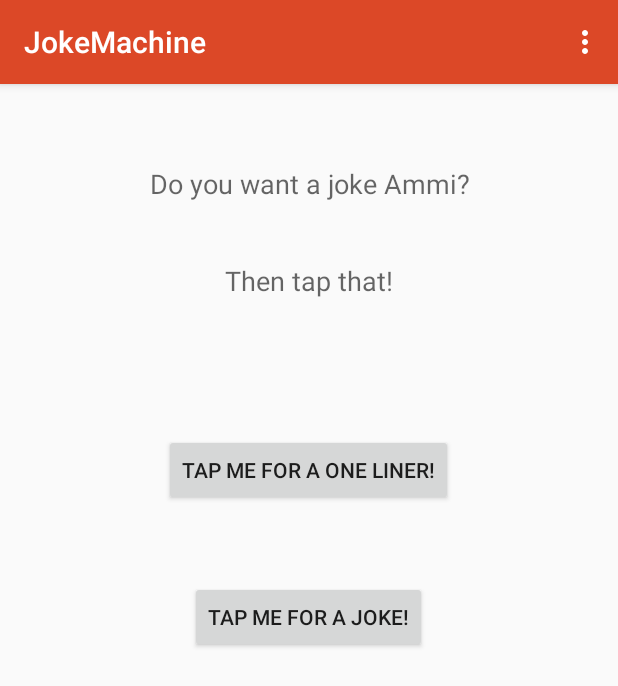
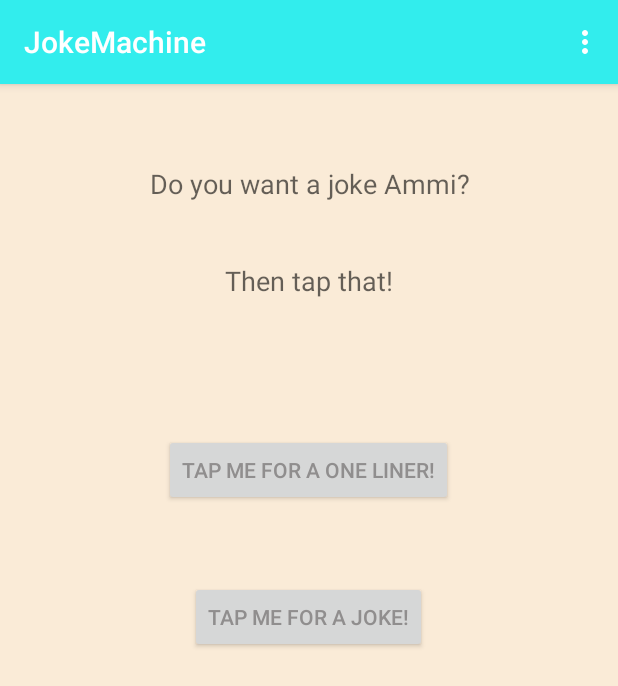
Before and after one commit to prajjwolmondal/JokeMachine, an Android app: the screen it shows after launch (MainActivity), on a phone screen of 412 x 824 dp. Shown: the top 686 px of the screen. Run offline under Robolectric (Android 15) with nearby library versions, the phone set to English and light mode, and no system bars; libraries missing offline, so code that uses them is left out: com.parse; 1 statement that could not run was skipped.

Commit message:
Overhaul of visual design
- Changed visual design of app
- Converted to an "aqua blue" coloured theme
- Changed color of text on buttons
- Changed background color from white to a "creamish white"
to make reading easier
- Added in more compliments
- Cleaned up code

```diff
--- a/app/src/main/java/com/example/prajjwol/jokemachine/MainActivity.java
+++ b/app/src/main/java/com/example/prajjwol/jokemachine/MainActivity.java
@@ -36,29 +36,27 @@ public class MainActivity extends AppCompatActivity {
         setContentView(R.layout.activity_main);
         Toolbar toolbar = (Toolbar) findViewById(R.id.toolbar);
         setSupportActionBar(toolbar);
-
         Parse.initialize(this, "zFInIZhEujXzHdJQJVGLwIuRReS5IQTaVxgEdSnQ", "qtZs3raRUVNjJIGlJq6lS59Q7s3WNvgAkqNfhLSo");
-
-        // LOOK IN activity_main for corresponding code
-//        FloatingActionButton fab = (FloatingActionButton) findViewById(R.id.fab);
-//        fab.setOnClickListener(new View.OnClickListener() {
-//            @Override
-//            public void onClick(View view) {
-//                Snackbar.make(view, "Replace with your own action", Snackbar.LENGTH_LONG)
-//                        .setAction("Action", null).show();
-//            }
-//        });
-        //showNotification(false);
-        //handleNotification();
-        scheduleNotification(getNotification(generateNiceMessage()), getTime());
+        scheduleNotification(getNotification(generateNiceMessage(),"Compliment Time!"), getTime());
     }
 
+//    public void onResume(){
+//        super.onResume(); // Always call the superclass method first
+//        scheduleNotification(getNotification("",welcomeMessage()), 3000);
+//    }
+//
+//    public String welcomeMessage(){
+//        String[] messages = {"Welcome back boss!", "It's good to see you back again!!","I'm here to please you ;-)","Welcome back to the app, Ammi","Thank god it's you, and not Prajjwol.","Hey baby, I'm digging that outfit ;)","You back to push my buttons?"};
+//        int rand = returnRand(messages.length);
+//        return messages[rand];
+//    }
+
     public int getTime(){
-        int[] possibleTimes = {14400000,10800000,7200000,3600000,2700000,1800000};
+        int[] possibleTimes = {14400000,10800000,7200000,3600000,2700000,1800000,900000,300000,60000,30000};
         return possibleTimes[returnRand(possibleTimes.length)];
     }
 
-    private Notification getNotification(String content) {
+    private Notification getNotification(String content,String title) {
 //        Notification.Builder builder = new Notification.Builder(this);
 //        builder.setContentTitle(content);
 //        builder.setSmallIcon(R.drawable.ic_launcher);
@@ -69,15 +67,15 @@ public class MainActivity extends AppCompatActivity {
 //
         Notification.Builder builder =
                 new Notification.Builder(this)
-                        .setContentTitle("Compliment Time!")
+                        .setContentTitle(title)
                         .setContentText(content)
-                        .setSmallIcon(R.drawable.ic_launcher)
+                        .setSmallIcon(R.drawable.notification_icon)
                         .setAutoCancel(true)
                         .setPriority(Notification.PRIORITY_LOW)
                         .setStyle(new Notification.BigTextStyle()
                                 .bigText(content));
 
-        builder.setVibrate(new long[] { 1000, 1000, 1000, 1000, 1000 }).build();
+        builder.setVibrate(new long[] { 1000, 1000 }).build();
         builder.setLights(Color.RED, 2000, 5000);
         return builder.build();
     }
@@ -95,31 +93,11 @@ public class MainActivity extends AppCompatActivity {
     }
 
     public String generateNiceMessage(){
-        String[] messages = {"You're soo fucking beautiful!","You're ammizing!","I Love You Sooooooo Much","Your smile brightens the world", "Is this getting annoying?","Damn girl!! You look stunning!","You smell amaaazing!","If looks could kill, you'd be a mass murderer","<Insert cheesy yet funny comment about how beautiful Ammi looks>","I'm betting that right now I'm thinking about how beautiful you are naked","You in that outfit, is the cure for depression","YOU have the CUTEST smile and laugh :D","Your eyes are BEA-UU-TIFUL. They look like caramel covered candy.","You're such an adorable and cute butt!","You're stunningly sexy as fuck!","Your reporting skills are so rad!","How much are you digging these?","You're one of the most interesting person I've ever known","I love thhudasasodnwsadasqw. Damn, looks like I had an Ammi stroke!"};
+        String[] messages = {"Is eveybody from Kenya as awesome as you??","You're so cute that puppies and kittens send pictures of you to each other.\n","You're soo fucking beautiful!","You're just too insanely loveable!! <3","You are the best kisser in the world!","Hahaha gotcha :P","You're the strongest and kindest woman I know :)","Aaammmmiiiiiiiii","....Error...Can't process...how breathtakingly gorgeous you are...","Your hair makes you so look much more attractive and sexier.","You make that dress look sooo good","Steve Harvey was supposed to say your name, but he fucked up!","I'm positive that the girl who walked past you got jealous of how sexy you look","You're ammizing!","I Love You Sooooooo Much","Your smile brightens the world", "Is this getting annoying?","Damn girl!! You look stunning!","You smell amaaazing!","If looks could kill, you'd be a mass murderer","<Insert cheesy yet funny comment about how beautiful Ammi looks>","I'm betting that right now I'm thinking about how beautiful you are naked","You in that outfit, is the cure for depression","YOU have the CUTEST smile and laugh :D","Your eyes are BEA-UU-TIFUL. They look like caramel covered candy.","You're such an adorable and cute butt!","You're stunningly sexy as fuck!","Your reporting skills are so rad!","How much are you digging these?","You're one of the most interesting person I've ever known","I love thhudasasodnwsadasqw. Damn, looks like I had an Ammi stroke!","BOOOOOOOOOBSS"};
         int len = messages.length;
         int rand = returnRand(len);
         return messages[rand];
     }
-//
-//    public void showNotification(){
-//        Context context = getApplicationContext();
-//        Intent notificationIntent = new Intent(context, MainActivity.class);
-//        PendingIntent contentIntent = PendingIntent.getActivity(context, 0,
-//                notificationIntent, 0);
-//        String message = generateNiceMessage();
-//        Notification notification = new NotificationCompat.Builder(this)
-//                //.setCategory(Notification.CATEGORY_PROMO)
-//                .setContentTitle(message)
-//                .setSmallIcon(R.drawable.ic_launcher)
-//                .setAutoCancel(true)
-//                //.addAction(android.R.drawable.ic_menu_view, "View details", contentIntent)
-//                //.setContentIntent(contentIntent)
-//                .setPriority(Notification.PRIORITY_LOW)
-//                .setVibrate(new long[]{1000, 1000}).build();
-//        NotificationManager notificationManager =
-//                (NotificationManager) getSystemService(NOTIFICATION_SERVICE);
-//        notificationManager.notify(001, notification);
-//    }
 
     @Override
     public boolean onCreateOptionsMenu(Menu menu) {
@@ -160,6 +138,8 @@ public class MainActivity extends AppCompatActivity {
         for (int i=1; i<max; i++) {
             list.add(new Integer(i));
         }
+        // Shuffling it three times. There's no mathematical or logical reason for shuffling it 3 times.
+        Collections.shuffle(list);
         Collections.shuffle(list);
         Collections.shuffle(list);
         return list.get(0);
--- a/app/src/main/res/values/colors.xml
+++ b/app/src/main/res/values/colors.xml
@@ -1,6 +1,8 @@
 <?xml version="1.0" encoding="utf-8"?>
 <resources>
-    <color name="colorPrimary">#dc4827</color>
-    <color name="colorPrimaryDark">#dc4827</color>
-    <color name="colorAccent">#FF4081</color>
+    <color name="colorPrimary">#32EDED</color>
+    <color name="colorPrimaryDark">#00CDCD</color>
+    <color name="colorAccent">#008B8B</color>
+    <color name="windowBackground">#FAEBD7</color>
+    <color name="textColorPrimary">#908e8e</color>
 </resources>
--- a/app/src/main/res/values/styles.xml
+++ b/app/src/main/res/values/styles.xml
@@ -6,6 +6,8 @@
         <item name="colorPrimary">@color/colorPrimary</item>
         <item name="colorPrimaryDark">@color/colorPrimaryDark</item>
         <item name="colorAccent">@color/colorAccent</item>
+        <item name="android:windowBackground">@color/windowBackground</item>
+        <item name="android:textColorPrimary">@color/textColorPrimary</item>
     </style>
 
     <style name="AppTheme.NoActionBar">
```
Also changed, not shown: app/src/main/res/drawable/notification_icon.png (added).
